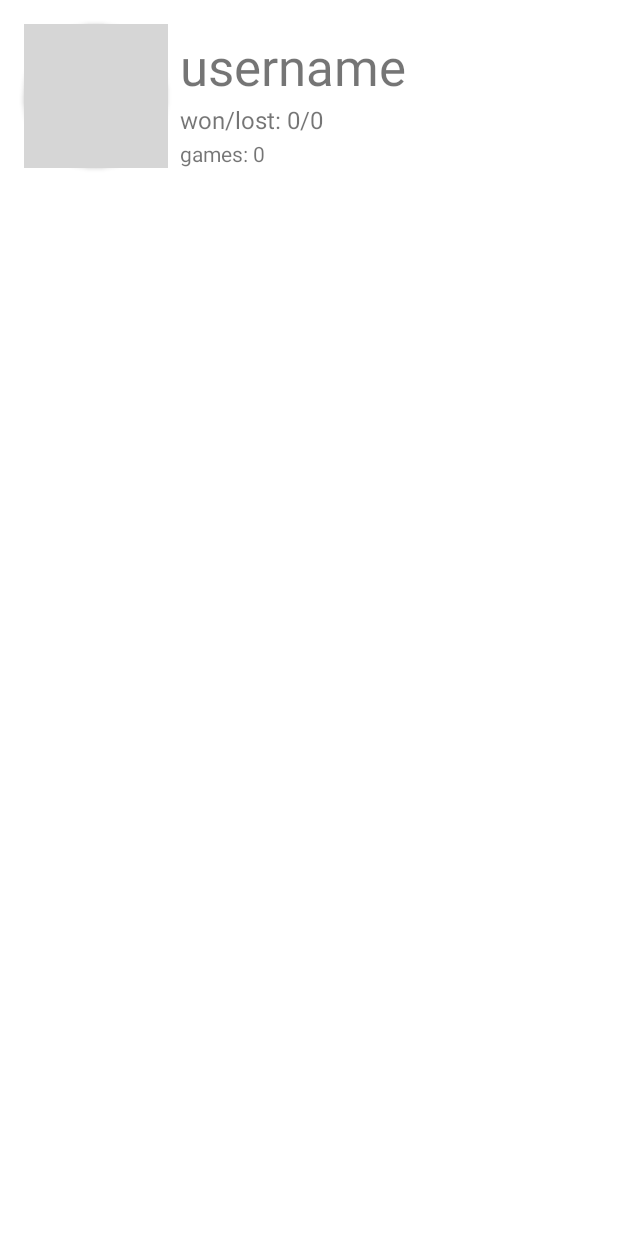
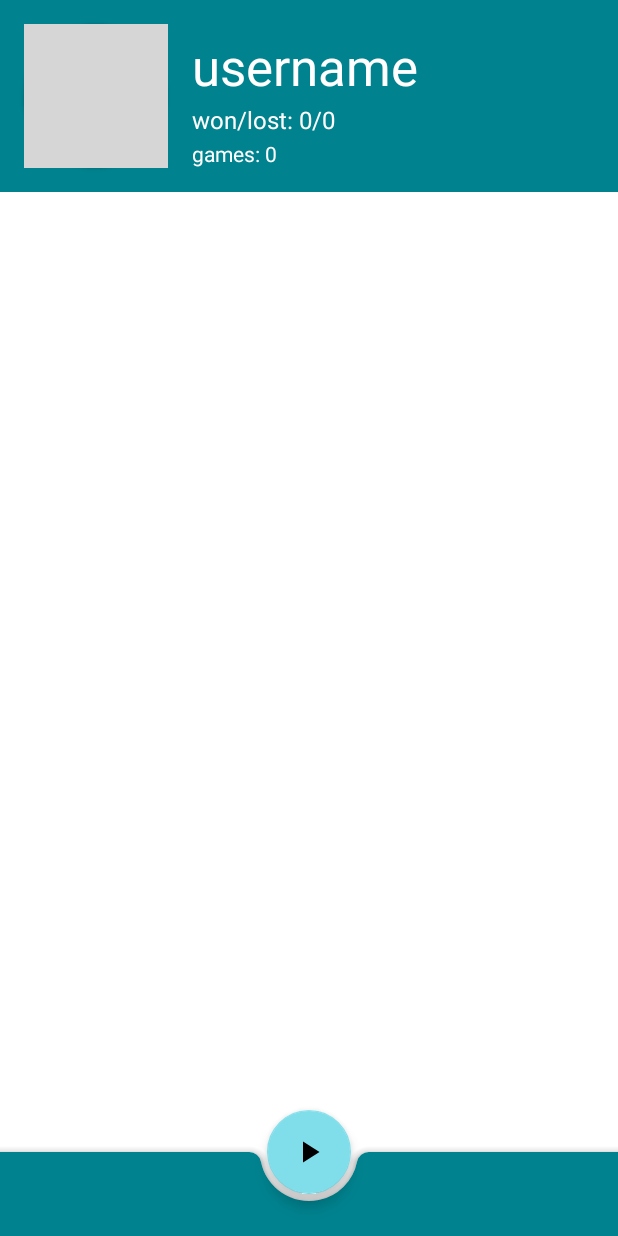
Before and after one commit to awkitsune/tictactoe-android, an Android app: the layout activity_main.xml on its own in the app's theme, with its tools: preview values and no code run, on a phone screen of 412 x 824 dp. Run offline under Robolectric (Android 15) with nearby library versions, the light colour scheme and no system bars; grey boxes are pictures that could not be loaded.

Commit message:
Interface rework started

```diff
--- a/app/src/main/java/com/awkitsune/tictactoegame/Constants.kt
+++ b/app/src/main/java/com/awkitsune/tictactoegame/Constants.kt
@@ -3,10 +3,8 @@ package com.awkitsune.tictactoegame
 class Constants {
     companion object{
         const val UTILITIES_TAG = "Utilities"
+
         const val ACCOUNT_PREFS_FILE = "Account"
-
-        const val ACCOUNT_USERNAME_KEY = "Username"
-        const val ACCOUNT_IMAGE_KEY = "Image"
 
         const val USER_PARCELABLE_KEY = "userData"
         const val FIRST_LAUNCH_KEY = "firstLaunch"
--- /dev/null
+++ b/app/src/main/res/drawable/ic_baseline_play_arrow_24.xml
@@ -0,0 +1,10 @@
+<vector xmlns:android="http://schemas.android.com/apk/res/android"
+    android:width="24dp"
+    android:height="24dp"
+    android:viewportWidth="24"
+    android:viewportHeight="24"
+    android:tint="?attr/colorControlNormal">
+  <path
+      android:fillColor="@android:color/white"
+      android:pathData="M8,5v14l11,-7z"/>
+</vector>
--- a/app/src/main/res/layout/activity_main.xml
+++ b/app/src/main/res/layout/activity_main.xml
@@ -1,10 +1,81 @@
 <?xml version="1.0" encoding="utf-8"?>
 <androidx.constraintlayout.widget.ConstraintLayout xmlns:android="http://schemas.android.com/apk/res/android"
+    xmlns:tools="http://schemas.android.com/tools"
     xmlns:app="http://schemas.android.com/apk/res-auto"
-    xmlns:tools="http://schemas.android.com/tools"
     android:layout_width="match_parent"
-    android:layout_height="match_parent"
-    tools:context=".MainActivity">
+    android:layout_height="match_parent">
+
+    <androidx.coordinatorlayout.widget.CoordinatorLayout
+        android:layout_width="0dp"
+        android:layout_height="0dp"
+        app:layout_constraintBottom_toBottomOf="parent"
+        app:layout_constraintEnd_toEndOf="parent"
+        app:layout_constraintStart_toStartOf="parent"
+        app:layout_constraintTop_toTopOf="parent">
+
+        <androidx.appcompat.widget.Toolbar
+            android:id="@+id/toolbarUserInfo"
+            android:layout_width="match_parent"
+            android:layout_height="128dp"
+            android:background="?attr/colorPrimary"
+            android:minHeight="?attr/actionBarSize"
+            android:theme="?attr/actionBarTheme" />
+
+        <com.google.android.material.floatingactionbutton.FloatingActionButton
+            android:id="@+id/floatingActionButtonPlayRestart"
+            android:layout_width="wrap_content"
+            android:layout_height="wrap_content"
+            android:clickable="true"
+            app:layout_anchor="@id/bottomAppBarGame"
+            app:srcCompat="@drawable/ic_baseline_play_arrow_24" />
+
+        <com.google.android.material.bottomappbar.BottomAppBar
+            android:id="@+id/bottomAppBarGame"
+            style="@style/Widget.MaterialComponents.BottomAppBar.Colored"
+            android:layout_width="match_parent"
+            android:layout_height="wrap_content"
+            android:layout_gravity="bottom"
+            app:fabAlignmentMode="center"
+            app:fabAnimationMode="slide" />
+
+    </androidx.coordinatorlayout.widget.CoordinatorLayout>
+
+    <TextView
+        android:id="@+id/textViewUsername"
+        android:layout_width="0dp"
+        android:layout_height="wrap_content"
+        android:layout_marginEnd="16dp"
+        android:layout_marginBottom="2dp"
+        android:textAlignment="textStart"
+        android:textColor="@color/text_on_primary"
+        android:textSize="34sp"
+        app:layout_constraintBottom_toTopOf="@+id/textViewGamesStats"
+        app:layout_constraintEnd_toEndOf="parent"
+        app:layout_constraintStart_toStartOf="@+id/textViewGamesStats"
+        tools:text="username" />
+
+    <TextView
+        android:id="@+id/textViewGamesStats"
+        android:layout_width="wrap_content"
+        android:layout_height="wrap_content"
+        android:layout_marginBottom="2dp"
+        android:text="@string/won_lost_string"
+        android:textColor="@color/text_on_primary"
+        android:textSize="16sp"
+        app:layout_constraintBottom_toTopOf="@+id/textViewGamesAmount"
+        app:layout_constraintStart_toStartOf="@+id/textViewGamesAmount"
+        tools:text="won/lost: 0/0" />
+
+    <TextView
+        android:id="@+id/textViewGamesAmount"
+        android:layout_width="wrap_content"
+        android:layout_height="wrap_content"
+        android:layout_marginStart="16dp"
+        android:text="@string/games_string"
+        android:textColor="@color/text_on_primary"
+        app:layout_constraintBottom_toBottomOf="@+id/cardViewAvatar"
+        app:layout_constraintStart_toEndOf="@+id/cardViewAvatar"
+        tools:text="games: 0" />
 
     <androidx.cardview.widget.CardView
         android:id="@+id/cardViewAvatar"
@@ -15,7 +86,7 @@
         app:cardBackgroundColor="@color/accent_secondary_dark"
         app:cardCornerRadius="48dp"
         app:layout_constraintStart_toStartOf="parent"
-        app:layout_constraintTop_toTopOf="parent">
+        app:layout_constraintTop_toTopOf="parent">>
 
         <ImageView
             android:id="@+id/imageViewAvatar"
@@ -26,38 +97,22 @@
 
     </androidx.cardview.widget.CardView>
 
-    <TextView
-        android:id="@+id/textViewUsername"
-        android:layout_width="0dp"
-        android:layout_height="wrap_content"
-        android:layout_marginStart="8dp"
-        android:layout_marginEnd="16dp"
-        android:layout_marginBottom="2dp"
-        android:textAlignment="textStart"
-        android:textSize="34sp"
-        app:layout_constraintBottom_toTopOf="@+id/textViewGamesStats"
-        app:layout_constraintEnd_toEndOf="parent"
-        app:layout_constraintStart_toEndOf="@+id/cardViewAvatar"
-        tools:text="username" />
+    <TableLayout
+        android:layout_width="match_parent"
+        android:layout_height="match_parent">
 
-    <TextView
-        android:id="@+id/textViewGamesStats"
-        android:layout_width="wrap_content"
-        android:layout_height="wrap_content"
-        android:layout_marginBottom="2dp"
-        android:text="won/lost: "
-        android:textSize="16sp"
-        app:layout_constraintBottom_toTopOf="@+id/textViewGamesAmount"
-        app:layout_constraintStart_toStartOf="@+id/textViewGamesAmount"
-        tools:text="won/lost: 0/0" />
+        <TableRow
+            android:layout_width="match_parent"
+            android:layout_height="match_parent" />
 
-    <TextView
-        android:id="@+id/textViewGamesAmount"
-        android:layout_width="wrap_content"
-        android:layout_height="wrap_content"
-        android:layout_marginStart="8dp"
-        android:text="games: "
-        app:layout_constraintBottom_toBottomOf="@+id/cardViewAvatar"
-        app:layout_constraintStart_toEndOf="@+id/cardViewAvatar"
-        tools:text="games: 0" />
+        <TableRow
+            android:layout_width="match_parent"
+            android:layout_height="match_parent" />
+
+        <TableRow
+            android:layout_width="match_parent"
+            android:layout_height="match_parent" />
+
+    </TableLayout>
+
 </androidx.constraintlayout.widget.ConstraintLayout>
--- a/app/src/main/res/values/colors.xml
+++ b/app/src/main/res/values/colors.xml
@@ -3,10 +3,10 @@
     <color name="black">#FF000000</color>
     <color name="white">#FFFFFFFF</color>
 
-    <color name="accent_primary">#ffa000</color>
-    <color name="accent_primary_dark">#c67100</color>
-    <color name="accent_primary_light">#ffd149</color>
-    <color name="text_on_primary">#000000</color>
+    <color name="accent_primary">#00838f</color>
+    <color name="accent_primary_dark">#005662</color>
+    <color name="accent_primary_light">#4fb3bf</color>
+    <color name="text_on_primary">#ffffff</color>
 
     <color name="accent_secondary">#80deea</color>
     <color name="accent_secondary_dark">#4bacb8</color>
--- a/app/src/main/res/values/strings.xml
+++ b/app/src/main/res/values/strings.xml
@@ -5,4 +5,11 @@
     <string name="login_proceed_message">Do you really would like to login with this nickname</string>
     <string name="login_header">Login</string>
     <string name="login_button">Login</string>
+    <string name="won_lost_string">won/lost:</string>
+    <string name="games_string">games:</string>
+    <string name="userdata_copy_string">Copied userdata into clipboard</string>
+    <string name="action_account">Avatar</string>
+    <string name="action_about">About</string>
+    <string name="action_userdata">Userdata</string>
+    <string name="action_logout">Logout</string>
 </resources>
```
Also changed, not shown: app/src/main/java/com/awkitsune/tictactoegame/AuthActivity.kt (+3 -9 lines), app/src/main/java/com/awkitsune/tictactoegame/MainActivity.kt (+53 -5 lines), app/src/main/java/com/awkitsune/tictactoegame/SharedPrefsDebugger.kt (+32 -8 lines), app/src/main/java/com/awkitsune/tictactoegame/SplashActivity.kt (+3 -5 lines), app/src/main/res/drawable/ic_baseline_info_24.xml (added, +10 -0 lines), app/src/main/res/drawable/ic_baseline_logout_24.xml (added, +11 -0 lines), app/src/main/res/drawable/ic_baseline_menu_24.xml (added, +10 -0 lines), app/src/main/res/layout/activity_shared_prefs_debugger.xml (+17 -18 lines), app/src/main/res/menu/bottomappbar_menu.xml (added, +14 -0 lines).
